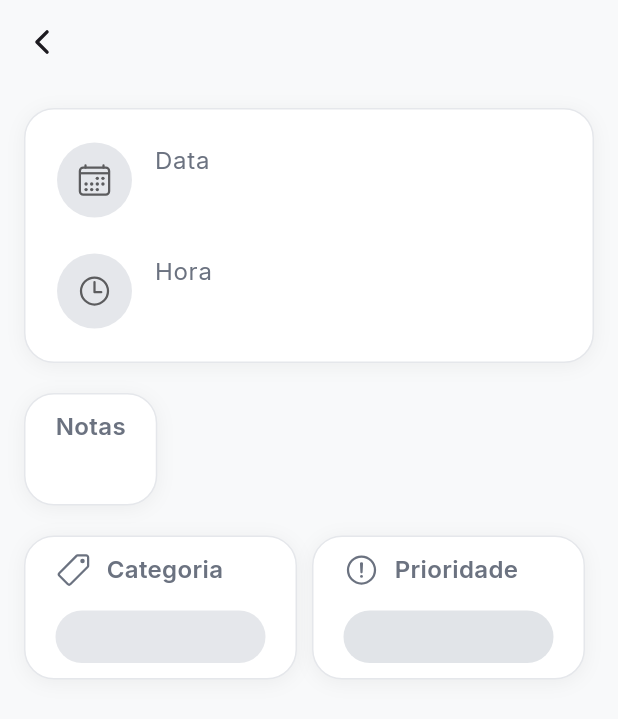
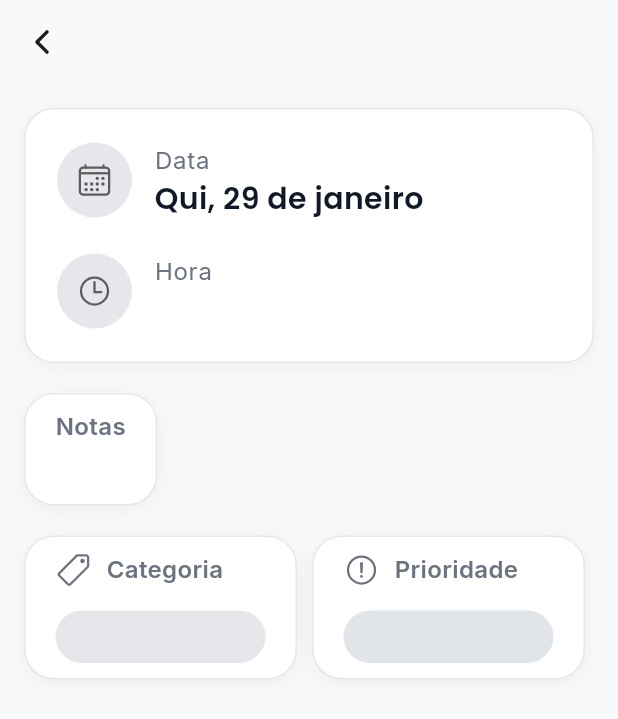
Before and after one commit to Gpeder/Day-Flow, a Flutter app: the DetailsCard screen opened directly with empty values, on a phone screen of 412 x 824 dp. Shown: the top 719 px of the screen. Run offline on Flutter 3.47's test engine with Material 3 defaults, Android fonts, the phone set to English and light mode, and no system bars; our stand-ins replace auto_size_text, google_fonts, ionicons.

```diff
--- a/lib/components/home/details_card.dart
+++ b/lib/components/home/details_card.dart
@@ -22,6 +22,44 @@ class DetailsCard extends StatelessWidget {
           return AppColors.textSecondary;
       }
     }
+
+    String formatDataPT(DateTime data) {
+      const diasSemana = ['Seg', 'Ter', 'Qua', 'Qui', 'Sex', 'Sáb', 'Dom'];
+
+      const meses = [
+        'janeiro',
+        'fevereiro',
+        'março',
+        'abril',
+        'maio',
+        'junho',
+        'julho',
+        'agosto',
+        'setembro',
+        'outubro',
+        'novembro',
+        'dezembro',
+      ];
+
+      final dia = data.day;
+      final diaSet = diasSemana[data.weekday - 1];
+      final mes = meses[data.month - 1];
+
+      return '$diaSet, $dia de $mes';
+    }
+
+    DateTime parseData(String? dataString) {
+      if (dataString == null || dataString.isEmpty) {
+        return DateTime.now();
+      }
+      try {
+        return DateTime.parse(dataString);
+      } catch (e) {
+        return DateTime.now();
+      }
+    }
+
+    final dataFormatada = formatDataPT(parseData(item['data']));
     double larguraDaTela = MediaQuery.of(context).size.width;
     double larguraDoCard = (larguraDaTela / 2) - 24;
 
@@ -72,7 +110,7 @@ class DetailsCard extends StatelessWidget {
                       ),
                     ),
                     subtitle: Text(
-                      item['data'],
+                      dataFormatada,
                       style: AppTextStyles.title20Bold,
                     ),
                   ),
@@ -214,6 +252,7 @@ class DetailsCard extends StatelessWidget {
                 ),
               ],
             ),
+            SizedBox(height: 20),
           ],
         ),
       ),
--- a/lib/view/home.dart
+++ b/lib/view/home.dart
@@ -10,7 +10,7 @@ class HomePage extends StatelessWidget {
     return Scaffold(
       appBar: MainHomeAppbar(),
       body: Padding(
-        padding: .symmetric(horizontal: 16, vertical: 20),
+        padding: EdgeInsets.symmetric(horizontal: 16).copyWith(top: 20),
         child: ListaTarefas(),
       ),
     );
```
Also changed, not shown: lib/components/home/listatarefas.dart (+59 -5 lines).
